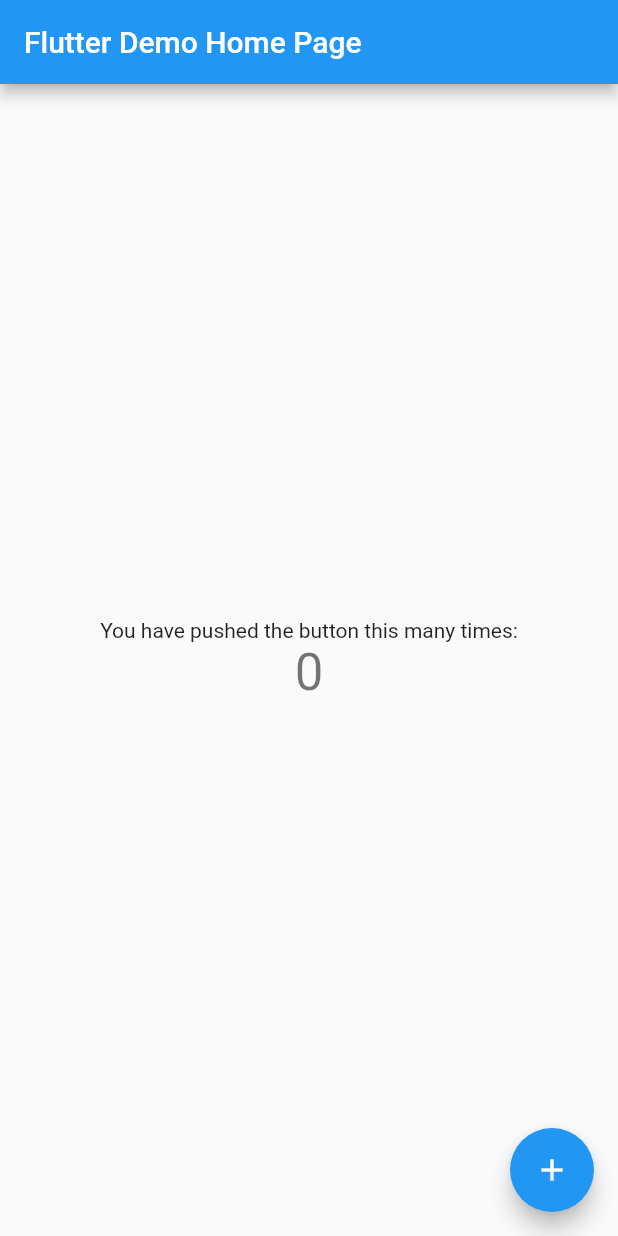
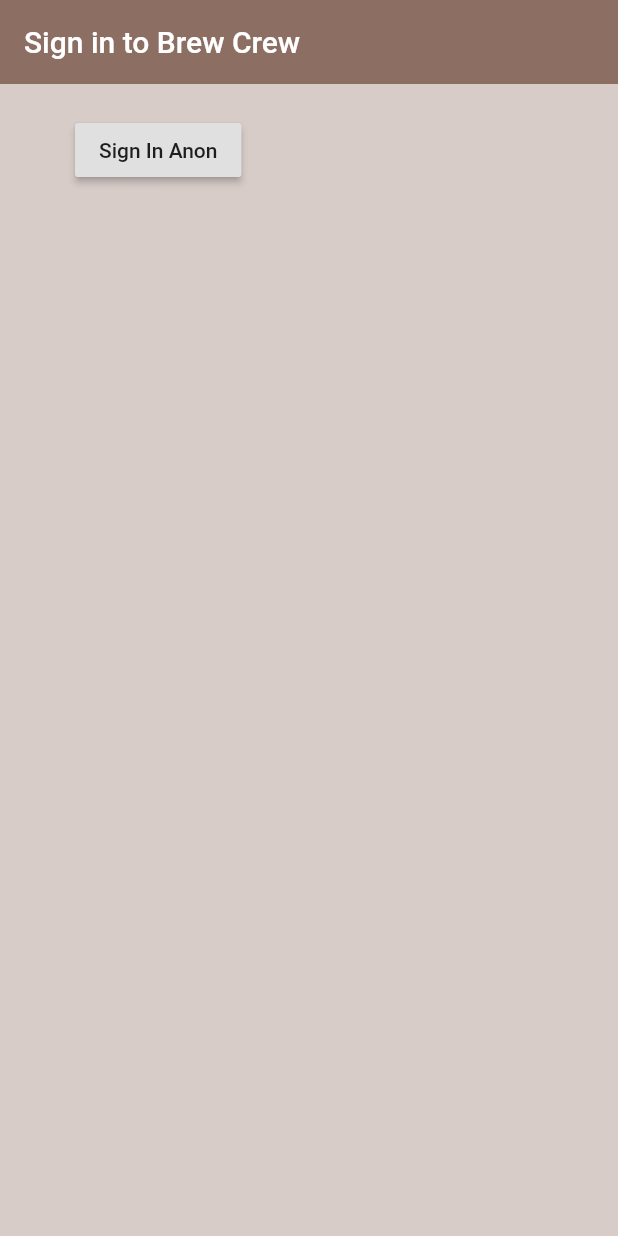
Before and after one commit to saulloalmeida/brew_crew, a Flutter app: the screen it shows after launch, on a phone screen of 412 x 824 dp. Run offline on Flutter 3.47's test engine with Material 2 defaults, Android fonts, the phone set to English and light mode, and no system bars; our stand-ins replace firebase_auth; accounts and stored records are empty.

Commit message:
Implementação de Login e Logout
*Navegação entre telas de login e logout
*main->wrapper->home ou authenticate
*auth.dart tras toda a responsabilidade do login
*user.dart para facilitar pegar apenas os dados necessarios que o firebase disponibilisa.

```diff
--- a/lib/main.dart
+++ b/lib/main.dart
@@ -1,4 +1,10 @@
+import 'package:brew_crew/screens/wrapper.dart';
+import 'package:brew_crew/services/auth.dart';
 import 'package:flutter/material.dart';
+import 'package:provider/provider.dart';
+
+import 'models/user.dart';
+
 //apply plugin: 'com.android.application'
 void main() => runApp(MyApp());
 
@@ -6,106 +12,11 @@ class MyApp extends StatelessWidget {
   // This widget is the root of your application.
   @override
   Widget build(BuildContext context) {
-    return MaterialApp(
-      title: 'Flutter Demo',
-      theme: ThemeData(
-        // This is the theme of your application.
-        //
-        // Try running your application with "flutter run". You'll see the
-        // application has a blue toolbar. Then, without quitting the app, try
-        // changing the primarySwatch below to Colors.green and then invoke
-        // "hot reload" (press "r" in the console where you ran "flutter run",
-        // or simply save your changes to "hot reload" in a Flutter IDE).
-        // Notice that the counter didn't reset back to zero; the application
-        // is not restarted.
-        primarySwatch: Colors.blue,
+    return StreamProvider<User>.value(
+      value: AuthService().user,
+      child: MaterialApp(
+        home: Wrapper(),
       ),
-      home: MyHomePage(title: 'Flutter Demo Home Page'),
     );
   }
 }
-
-class MyHomePage extends StatefulWidget {
-  MyHomePage({Key key, this.title}) : super(key: key);
-
-  // This widget is the home page of your application. It is stateful, meaning
-  // that it has a State object (defined below) that contains fields that affect
-  // how it looks.
-
-  // This class is the configuration for the state. It holds the values (in this
-  // case the title) provided by the parent (in this case the App widget) and
-  // used by the build method of the State. Fields in a Widget subclass are
-  // always marked "final".
-
-  final String title;
-
-  @override
-  _MyHomePageState createState() => _MyHomePageState();
-}
-
-class _MyHomePageState extends State<MyHomePage> {
-  int _counter = 0;
-
-  void _incrementCounter() {
-    setState(() {
-      // This call to setState tells the Flutter framework that something has
-      // changed in this State, which causes it to rerun the build method below
-      // so that the display can reflect the updated values. If we changed
-      // _counter without calling setState(), then the build method would not be
-      // called again, and so nothing would appear to happen.
-      _counter++;
-    });
-  }
-
-  @override
-  Widget build(BuildContext context) {
-    // This method is rerun every time setState is called, for instance as done
-    // by the _incrementCounter method above.
-    //
-    // The Flutter framework has been optimized to make rerunning build methods
-    // fast, so that you can just rebuild anything that needs updating rather
-    // than having to individually change instances of widgets.
-    return Scaffold(
-      appBar: AppBar(
-        // Here we take the value from the MyHomePage object that was created by
-        // the App.build method, and use it to set our appbar title.
-        title: Text(widget.title),
-      ),
-      body: Center(
-        // Center is a layout widget. It takes a single child and positions it
-        // in the middle of the parent.
-        child: Column(
-          // Column is also a layout widget. It takes a list of children and
-          // arranges them vertically. By default, it sizes itself to fit its
-          // children horizontally, and tries to be as tall as its parent.
-          //
-          // Invoke "debug painting" (press "p" in the console, choose the
-          // "Toggle Debug Paint" action from the Flutter Inspector in Android
-          // Studio, or the "Toggle Debug Paint" command in Visual Studio Code)
-          // to see the wireframe for each widget.
-          //
-          // Column has various properties to control how it sizes itself and
-          // how it positions its children. Here we use mainAxisAlignment to
-          // center the children vertically; the main axis here is the vertical
-          // axis because Columns are vertical (the cross axis would be
-          // horizontal).
-          mainAxisAlignment: MainAxisAlignment.center,
-          children: <Widget>[
-            Text(
-              'You have pushed the button this many times:',
-            ),
-            Text(
-              '$_counter',
-              style: Theme.of(context).textTheme.display1,
-            ),
-          ],
-        ),
-      ),
-      floatingActionButton: FloatingActionButton(
-        onPressed: _incrementCounter,
-        tooltip: 'Increment',
-        child: Icon(Icons.add),
-      ), // This trailing comma makes auto-formatting nicer for build methods.
-    );
-  }
-}
--- /dev/null
+++ b/lib/models/user.dart
@@ -0,0 +1,5 @@
+class User {
+  final String uid;
+
+  User({this.uid});
+}
--- /dev/null
+++ b/lib/screens/authenticate/authenticate.dart
@@ -0,0 +1,16 @@
+import 'package:brew_crew/screens/authenticate/sign_in.dart';
+import 'package:flutter/material.dart';
+
+class Authenticate extends StatefulWidget {
+  @override
+  _AuthenticateState createState() => _AuthenticateState();
+}
+
+class _AuthenticateState extends State<Authenticate> {
+  @override
+  Widget build(BuildContext context) {
+    return Container(
+      child: SignIn(),
+    );
+  }
+}
--- /dev/null
+++ b/lib/screens/authenticate/sign_in.dart
@@ -0,0 +1,40 @@
+import 'package:brew_crew/services/auth.dart';
+import 'package:flutter/material.dart';
+
+class SignIn extends StatefulWidget {
+  @override
+  _SignInState createState() => _SignInState();
+}
+
+class _SignInState extends State<SignIn> {
+  final AuthService _auth = AuthService();
+  @override
+  Widget build(BuildContext context) {
+    return Scaffold(
+      backgroundColor: Colors.brown[100],
+      appBar: AppBar(
+        backgroundColor: Colors.brown[400],
+        elevation: 0.0,
+        title: Text("Sign in to Brew Crew"),
+      ),
+      body: Container(
+        padding: EdgeInsets.symmetric(
+          vertical: 20.0,
+          horizontal: 50.0,
+        ),
+        child: RaisedButton(
+          onPressed: () async{
+            dynamic result = await _auth.signInAnon();
+            if(result == null){
+              print("error signing in");
+            }else{
+              print("sign in success");
+              print(result.uid);
+            }
+          },
+          child: Text("Sign In Anon"),
+        ),
+      ),
+    );
+  }
+}
--- /dev/null
+++ b/lib/screens/wrapper.dart
@@ -0,0 +1,18 @@
+import 'package:brew_crew/models/user.dart';
+import 'package:brew_crew/screens/authenticate/authenticate.dart';
+import 'package:brew_crew/screens/home/home.dart';
+import 'package:flutter/material.dart';
+import 'package:provider/provider.dart';
+
+class Wrapper extends StatelessWidget {
+  @override
+  Widget build(BuildContext context) {
+    final user = Provider.of<User>(context);
+    print(user);
+    if (user == null) {
+      return Authenticate();
+    } else {
+      return Home();
+    }
+  }
+}
--- a/pubspec.yaml
+++ b/pubspec.yaml
@@ -21,6 +21,7 @@ dependencies:
     sdk: flutter
   firebase_auth: ^0.15.5+3
   cloud_firestore: ^0.13.4+2
+  provider: ^4.0.4
   # The following adds the Cupertino Icons font to your application.
   # Use with the CupertinoIcons class for iOS style icons.
   cupertino_icons: ^0.1.2
```
Also changed, not shown: lib/screens/home/home.dart (added, +27 -0 lines), lib/services/auth.dart (added, +36 -0 lines), pubspec.lock.
